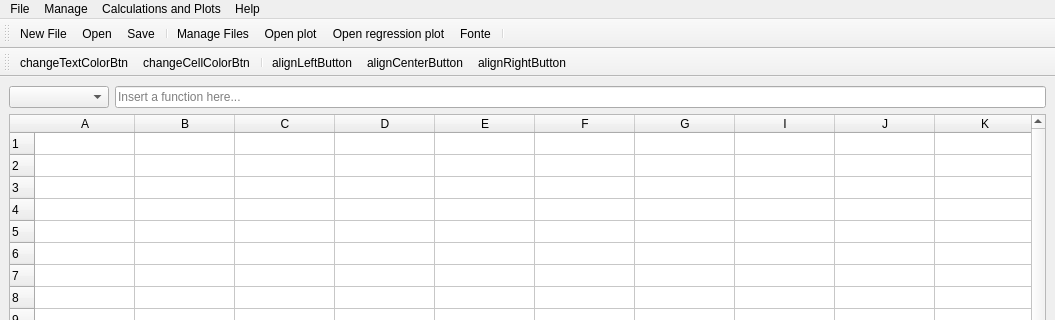
Before: the Qt Designer form src/Interface/maingui.ui in albano-a/GradPress, drawn with Qt 5; both pictures show x 0 to 1055 and y 0 to 320 of the 1055 by 842 pixel window.
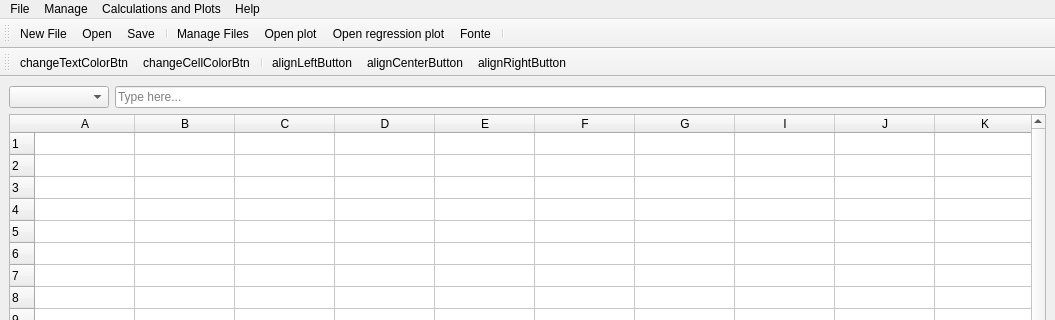
After: the same form once the commit is applied. Icons and pictures are not drawn.

The edit to the form file:
```diff
--- a/src/Interface/maingui.ui
+++ b/src/Interface/maingui.ui
@@ -113,7 +113,7 @@
           <string/>
          </property>
          <property name="placeholderText">
-          <string>Insert a function here...</string>
+          <string>Type here...</string>
          </property>
         </widget>
        </item>
```
Left out of the diff: 8 changed lines with no effect on the pictures.
